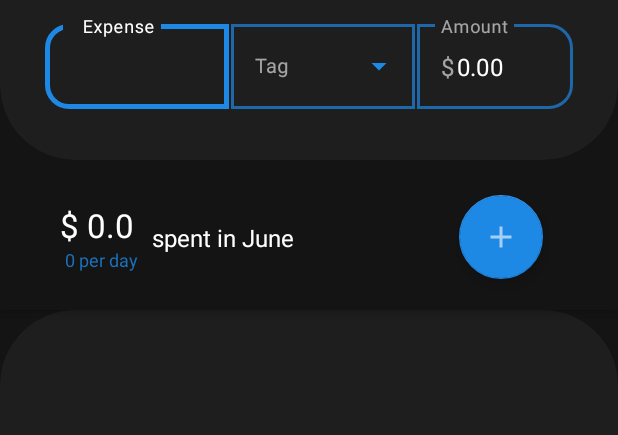
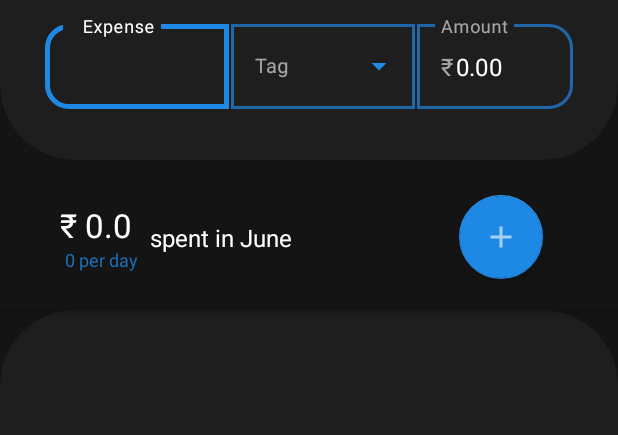
Before and after one commit to muhsinX119/pumpkin, an Android app: the screen it shows after launch (ScrollingActivity), on a phone screen of 412 x 824 dp, the part 290-725 px from its top. Run offline under Robolectric (Android 15) with nearby library versions, the phone set to English and light mode, and no system bars.

Commit message:
removed deadcodes

```diff
--- a/app/src/main/java/com/example/pumpkin/ScrollingActivity.java
+++ b/app/src/main/java/com/example/pumpkin/ScrollingActivity.java
@@ -102,17 +102,14 @@ public class ScrollingActivity extends AppCompatActivity {
 
         binding = ActivityScrollingBinding.inflate(getLayoutInflater());
         setContentView(binding.getRoot());
-        //cbinding = ContentScrollingBinding.inflate(getLayoutInflater());
 
         textExpense = binding.textExpense;
-        //textTag = binding.textTag;
         textTag = binding.textTag;
         textAmount = binding.textAmount;
         textSum = binding.textSum;
         textMonth = binding.textMonth;
         expensePerDay = binding.expensePerDay;
         appBar = binding.appBar;
-        //bottomCardView = binding.bottomCardView;
         toolBarLayout = binding.toolbarLayout;
         fab = binding.fab;
         toolbarLayout = binding.toolbarLayout;
@@ -124,33 +121,10 @@ public class ScrollingActivity extends AppCompatActivity {
         textViewDateSelect.setCompoundDrawablesWithIntrinsicBounds(R.drawable.date_icon, 0, 0, 0);
         date2 = System.currentTimeMillis();
 
-        //exposed dropdown list
-        //ArrayList<String> uniqueTags = new ArrayList<String>();
-        /*uniqueTags = dataBaseHelper.getUniqueTags();
-        ArrayAdapter utAdapter = new ArrayAdapter(this, R.layout.drop_down,uniqueTags);
-        textTag.setAdapter(utAdapter);*/
-
-
-
-
-        //getWindowManager().getDefaultDisplay().getMetrics(displayMetrics);
-        //ViewGroup.LayoutParams layoutParams = bottomCardView.getLayoutParams();
-        //layoutParams.height = displayMetrics.heightPixels;
-        //bottomCardView.setLayoutParams(layoutParams);
-
-        //Initialize for status bar color change
-        //TypedValue typedValue = new TypedValue();
-        //Resources.Theme theme = this.getTheme();
-        //theme.resolveAttribute(R.attr.colorPrimary, typedValue, true);
-        //@ColorInt int col = typedValue.data;
-
         //Setting statusbar color
         Window window = getWindow();
         window.addFlags(WindowManager.LayoutParams.FLAG_DRAWS_SYSTEM_BAR_BACKGROUNDS);
         window.setStatusBarColor(Color.parseColor("#00000000"));
-        //window.setNavigationBarColor(Color.parseColor("#00000000"));
-        //window.setNavigationBarColor(Color.parseColor("#00000000"));
-
 
         //To hide FAB on AppBar collapse
         appBar.addOnOffsetChangedListener(new AppBarLayout.OnOffsetChangedListener() {
@@ -276,7 +250,7 @@ public class ScrollingActivity extends AppCompatActivity {
 
         //Updating expensetrend texts
         float expenseSinceMonthStart = dataBaseHelper.getExpenseSinceMonthStart();
-        textSum.setText("$ "+toString().valueOf(expenseSinceMonthStart));
+        textSum.setText("₹ "+toString().valueOf(expenseSinceMonthStart));
         dateFormat = new SimpleDateFormat("MMMM");
         String strDate = dateFormat.format(System.currentTimeMillis());
         textMonth.setText(" spent in "+strDate);
@@ -438,6 +412,7 @@ public class ScrollingActivity extends AppCompatActivity {
 
             requestPermissionLauncher.launch(Manifest.permission.WRITE_EXTERNAL_STORAGE);
 
+
         } else {
             permissionStorage = true;
         }
--- a/app/src/main/res/layout/activity_scrolling.xml
+++ b/app/src/main/res/layout/activity_scrolling.xml
@@ -101,7 +101,7 @@
                         android:hint="Amount"
                         app:boxCornerRadiusBottomEnd="16dp"
                         app:boxCornerRadiusTopEnd="16dp"
-                        app:prefixText="$">
+                        app:prefixText="₹">
 
                         <com.google.android.material.textfield.TextInputEditText
                             android:id="@+id/textAmount"
```
